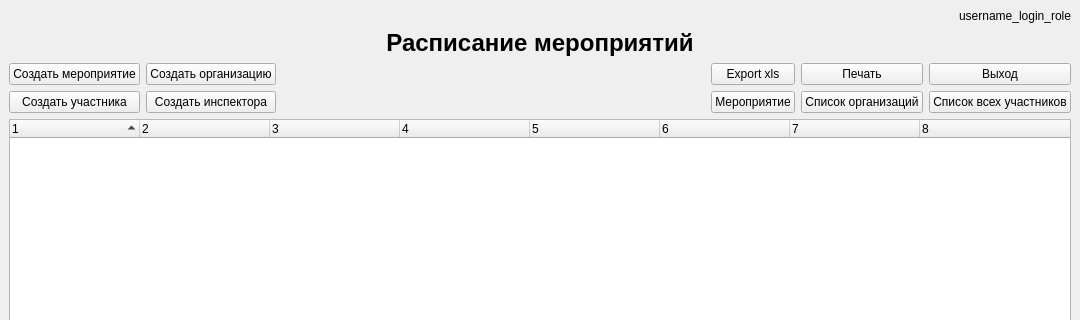
Qt form Ui_designer/Ui_Event_shedule.ui (Vsesvet/FastComm) before a commit; both pictures show x 0 to 1080 and y 0 to 320 of the 1080 by 620 pixel window.
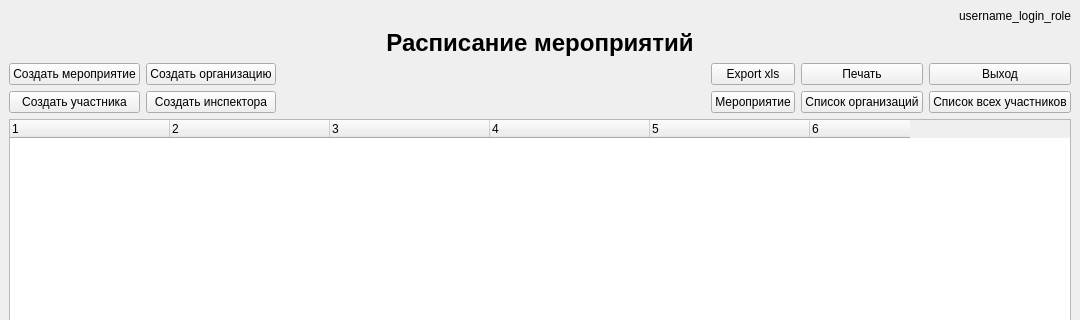
The same form after that commit.

Patch:
```diff
--- a/Ui_designer/Ui_Event_shedule.ui
+++ b/Ui_designer/Ui_Event_shedule.ui
@@ -27,17 +27,23 @@
       <property name="sizeAdjustPolicy">
        <enum>QAbstractScrollArea::AdjustToContents</enum>
       </property>
+      <property name="columnCount">
+       <number>6</number>
+      </property>
       <attribute name="headerMinimumSectionSize">
        <number>50</number>
       </attribute>
       <attribute name="headerDefaultSectionSize">
-       <number>130</number>
+       <number>160</number>
       </attribute>
       <attribute name="headerHighlightSections">
        <bool>true</bool>
       </attribute>
       <attribute name="headerShowSortIndicator" stdset="0">
-       <bool>true</bool>
+       <bool>false</bool>
+      </attribute>
+      <attribute name="headerStretchLastSection">
+       <bool>false</bool>
       </attribute>
       <column>
        <property name="text">
@@ -66,17 +72,7 @@
       </column>
       <column>
        <property name="text">
-        <string>6</string>
-       </property>
-      </column>
-      <column>
-       <property name="text">
-        <string>7</string>
-       </property>
-      </column>
-      <column>
-       <property name="text">
-        <string>8</string>
+        <string notr="true">6</string>
        </property>
       </column>
      </widget>
```
Left out of the diff: 8 changed lines with no effect on the pictures.
